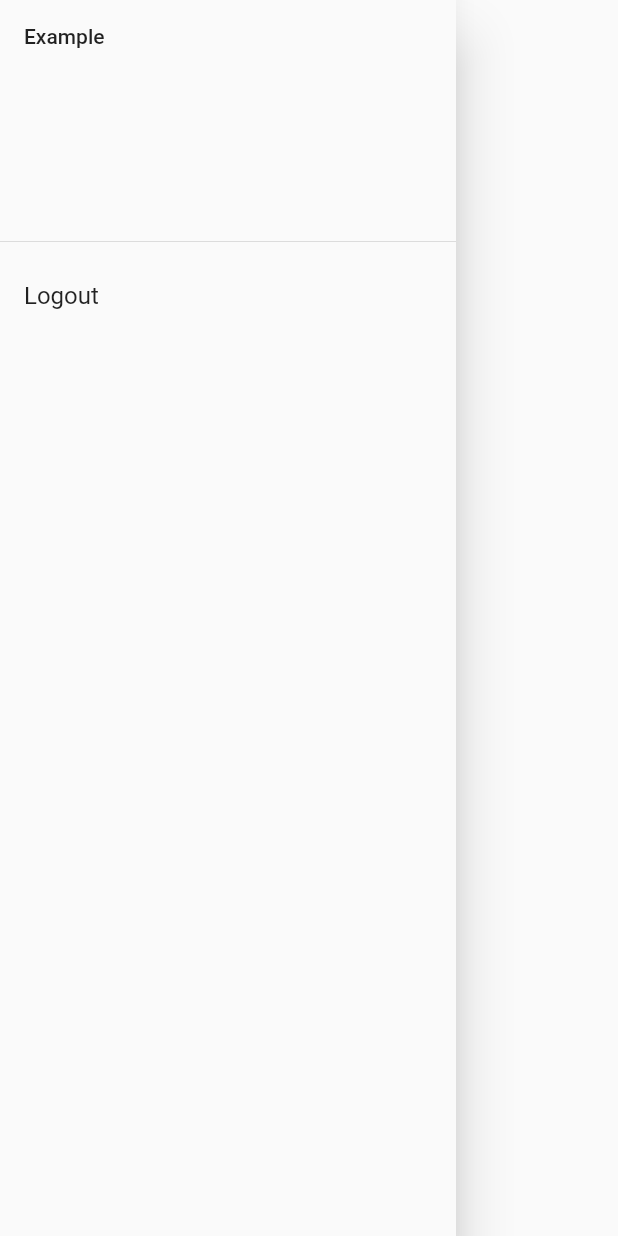
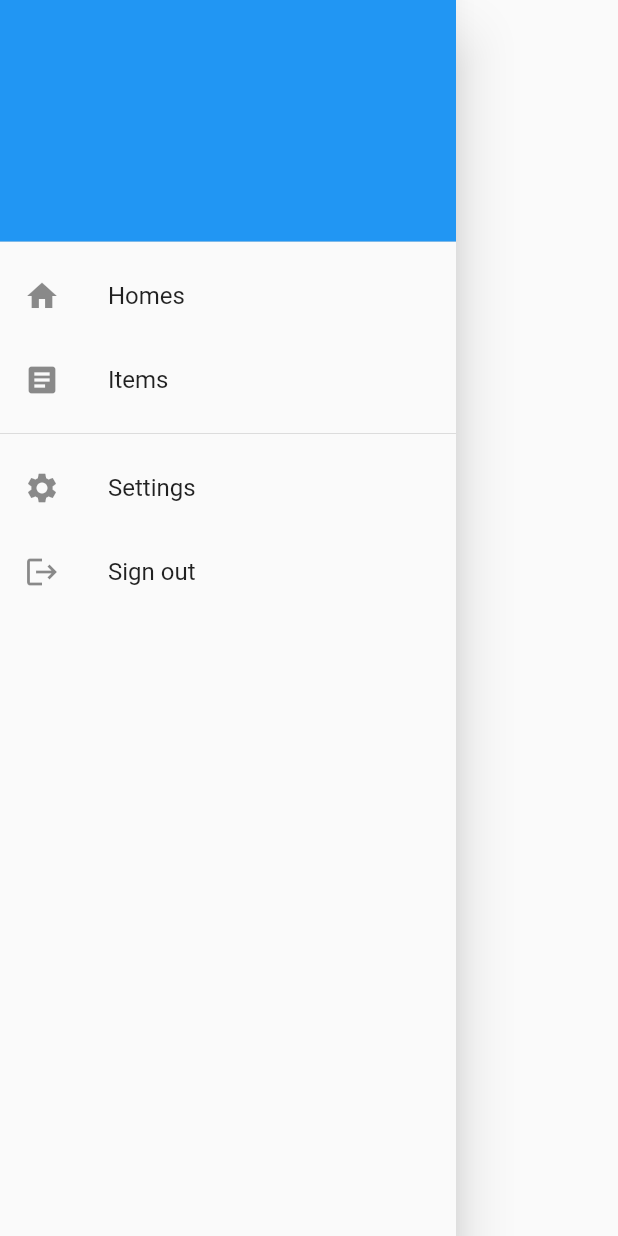
Before and after one commit to AlessioDP/ProgettoMobileComputing, a Flutter app: what sideBar() shows on an empty page, opened directly, on a phone screen of 412 x 824 dp. Run offline on Flutter 3.47's test engine with Material 2 defaults, Android fonts, the phone set to English and light mode, and no system bars; our stand-ins replace firebase_auth, firebase_core, google_sign_in, shared_preferences; missing offline and left inert: ff_navigation_bar; accounts and stored records are empty; generated files the repository leaves out were written again.

Commit message:
rework routing

```diff
--- a/assets/translations/en.json
+++ b/assets/translations/en.json
@@ -1,4 +1,9 @@
 {
     "sign_in": "Sign in",
-    "sign_in_as_guest": "Sign in as Guest"
+    "sign_in_as_guest": "Sign in as Guest",
+
+    "homes": "Homes",
+    "items": "Items",
+    "settings": "Settings",
+    "sign_out": "Sign out"
 }
--- /dev/null
+++ b/lib/auth.dart
@@ -0,0 +1,5 @@
+import 'package:firebase_auth/firebase_auth.dart';
+
+void authSignOut() {
+  FirebaseAuth.instance.signOut();
+}
--- a/lib/pages/homepage.dart
+++ b/lib/pages/homepage.dart
@@ -1,8 +1,9 @@
 import 'package:SearchIt/data/objects.dart';
+import 'package:SearchIt/pages/login.dart';
 import 'package:SearchIt/pages/edit_home.dart';
 import 'package:SearchIt/pages/view_home.dart';
 import 'package:SearchIt/pages/view_item.dart';
-import 'package:SearchIt/widgets/sideBar.dart';
+import 'package:SearchIt/widgets/sidebar.dart';
 import 'package:flutter/material.dart';
 import 'package:SearchIt/widgets/add_floating_button.dart';
 import 'package:SearchIt/data/database.dart';
@@ -18,44 +19,48 @@ Home homeToEdit;
 Item itemToDisplay;
 Home homeToDisplay;
 
-class Homepage extends StatelessWidget {
-  Homepage({Key key, this.title}) : super(key: key);
+/*class Homepage extends StatelessWidget {
 
-  final title;
 
   @override
   Widget build(BuildContext context) {
+    return
+
     return MaterialApp(
-      title: title,
+      title: 'Homepage',
       theme: ThemeData(
           primarySwatch: Colors.blue,
           visualDensity: VisualDensity.adaptivePlatformDensity),
+      /*
       initialRoute: '/',
       routes: {
         '/': (context) => _Homepage(title: title),
+        '/login': (context) => LoginPage(),
         '/edit_item': (context) =>
             EditItem(key: key, choice: choice, item: itemToEdit),
         '/edit_home': (context) =>
             EditHome(key: key, choice: choice, home: homeToEdit),
         '/view_item': (context) => ViewItem(item: itemToDisplay),
         '/view_home': (context) => ViewHome(home: homeToDisplay),
-      },
+      },*/
       //initialRoute: '', //write home route here
       //routes: //import routes from routes.dart
     );
   }
 }
+*/
+class Homepage extends StatefulWidget {
+  bool items = false;
 
-class _Homepage extends StatefulWidget {
-  _Homepage({this.title});
-
-  final title;
+  Homepage({bool items = false}) {
+    this.items = items;
+  }
 
   @override
   _HomepageState createState() => _HomepageState();
 }
 
-class _HomepageState extends State<_Homepage> {
+class _HomepageState extends State<Homepage> {
   bool selectingMode = false;
 
   getAppBar() {
@@ -81,7 +86,7 @@ class _HomepageState extends State<_Homepage> {
                 });
               })
           : null,
-      title: Text(widget.title),
+      title: Text('Homepage'),
       actions: selectingMode
           ? <Widget>[
               IconButton(
@@ -288,7 +293,7 @@ class _HomepageState extends State<_Homepage> {
   @override
   Widget build(BuildContext context) {
     return Scaffold(
-      drawer: sideBar(),
+      drawer: sideBar(context),
       appBar: getAppBar(),
       bottomNavigationBar: navigationBar(status),
       body: status == 0
--- a/lib/widgets/sideBar.dart
+++ b/lib/widgets/sideBar.dart
@@ -1,21 +1,63 @@
-import 'package:SearchIt/pages/login.dart';
 import 'package:firebase_auth/firebase_auth.dart';
 import 'package:flutter/material.dart';
+import 'package:SearchIt/app_localizations.dart';
+import 'package:SearchIt/auth.dart';
 
-Drawer sideBar() {
+Drawer sideBar(BuildContext context) {
   return Drawer(
-      child: ListView(padding: EdgeInsets.zero, children: <Widget>[
-    DrawerHeader(child: Text('Example')),
-    ListTile(
-        title: Text('Logout'),
-        onTap: () {
-          // TODO
-          FirebaseAuth.instance.signOut();
-          // TODO back to login page
-          runApp(LoginPage());
-        })
-  ])
-      //TODO
-
+      child: ListView(
+        padding: EdgeInsets.zero,
+        children: <Widget>[
+          DrawerHeader(
+            decoration: BoxDecoration(color: Colors.blue),
+            child: Text(
+                AppLocalizations.of(context).translate('app_name'),
+                style: TextStyle(
+                  color: Colors.white,
+                  fontWeight: FontWeight.bold,
+                  fontSize: 24
+                )
+              )
+          ),
+          ListTile(
+              leading: Icon(Icons.home),
+              title: Text(AppLocalizations.of(context).translate('homes')),
+              onTap: () => _actionHomes,
+          ),
+          ListTile(
+              leading: Icon(Icons.article),
+              title: Text(AppLocalizations.of(context).translate('items')),
+              onTap: () => _actionItems,
+          ),
+          Divider(),
+          ListTile(
+              leading: Icon(Icons.settings),
+              title: Text(AppLocalizations.of(context).translate('settings')),
+              onTap: () => _actionSettings,
+          ),
+          ListTile(
+              leading: Icon(Icons.logout),
+              title: Text(AppLocalizations.of(context).translate('sign_out')),
+              onTap: () => _actionSignOut,
+          )
+        ])
       );
 }
+
+void _actionHomes(BuildContext context) {
+  Navigator.pushReplacementNamed(context, '/homes');
+}
+
+void _actionItems(BuildContext context) {
+  Navigator.pushReplacementNamed(context, '/items');
+}
+
+void _actionSettings(BuildContext context) {
+  Navigator.pushReplacementNamed(context, '/homes');
+  // TODO
+}
+
+void _actionSignOut(BuildContext context) {
+  authSignOut();
+  Navigator.pushReplacementNamed(context, '/login');
+}
```
Also changed, not shown: lib/main.dart (+15 -9 lines), lib/pages/edit_home.dart (+1 -6 lines), lib/pages/edit_item.dart (+1 -6 lines), lib/pages/login.dart (+6 -6 lines).
